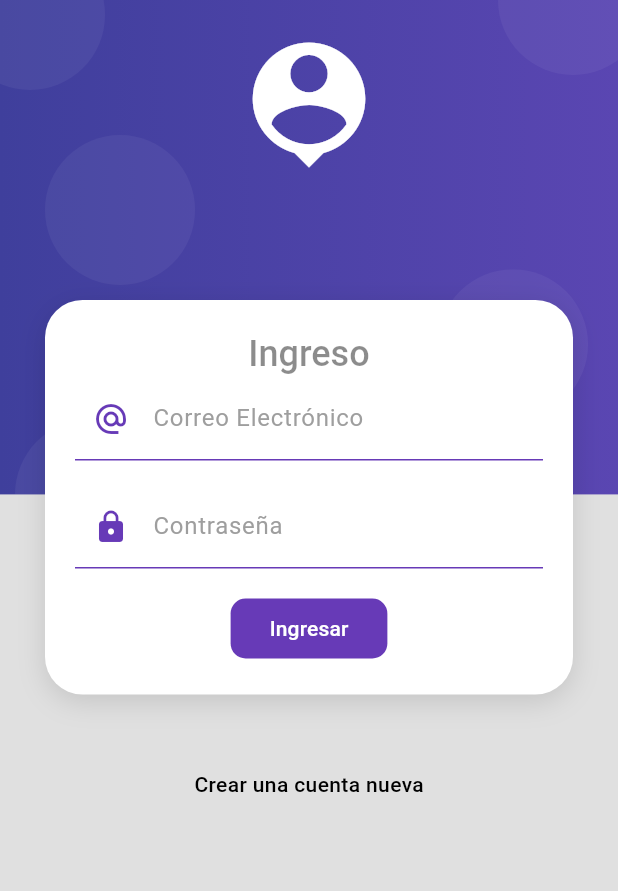
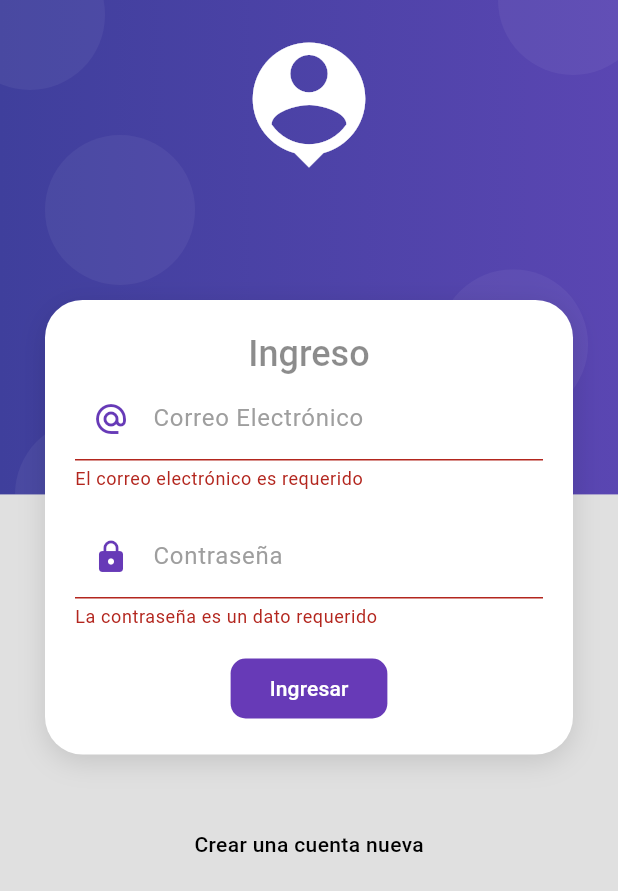
Before and after one commit to alexglzrys/flutter_products_app, a Flutter app: the screen it shows after launch, after a tap on "Ingresar", on a phone screen of 412 x 824 dp. Shown: the top 891 px of the screen. Run offline on Flutter 3.47's test engine with Material 3 defaults, Android fonts, the phone set to English and light mode, and no system bars.

```diff
--- /dev/null
+++ b/lib/providers/login_form_provider.dart
@@ -0,0 +1,17 @@
+import 'package:flutter/material.dart';
+
+// Provider para gestionar el estado del formulario de Login
+class LoginFormProvider extends ChangeNotifier {
+  // Crear una instancia específica para gestionar el estado de un Formulario
+  // Permite realizar acciones como validar el formulario, guardar su estado, resetearlo, e interactuar con los campos del formulario de forma programatica
+  GlobalKey<FormState> formKey = GlobalKey<FormState>();
+
+  // Información a gestionar por el fomrulario de Login
+  String email = '';
+  String password = '';
+
+  // Método para saber si el formulario a pasado todas las validaciones
+  bool isValidForm() {
+    return formKey.currentState!.validate();
+  }
+}
--- a/lib/screens/login_screen.dart
+++ b/lib/screens/login_screen.dart
@@ -1,6 +1,9 @@
 import 'package:flutter/material.dart';
+import 'package:products_flutter_app/providers/login_form_provider.dart';
+import 'package:products_flutter_app/screens/screens.dart';
 import 'package:products_flutter_app/ui/input_decorations.dart';
 import 'package:products_flutter_app/widgets/widgets.dart';
+import 'package:provider/provider.dart';
 
 class LoginScreen extends StatelessWidget {
   const LoginScreen({super.key});
@@ -30,7 +33,36 @@ class LoginScreen extends StatelessWidget {
                   style: Theme.of(context).textTheme.headlineMedium,
                 ),
                 // Contenido principal - Formulario
-                Form(
+                // Este widget es el único que consume el provider LoginFormProvider
+                ChangeNotifierProvider(
+                    create: (_) => LoginFormProvider(), child: _LoginForm())
+              ],
+            ),
+          ),
+          // Separación de 50 unidades en la vertical para colocar un texto adicional por debajo de la tarjeta
+          const SizedBox(height: 50),
+          const Text(
+            'Crear una cuenta nueva',
+            style: TextStyle(color: Colors.black, fontWeight: FontWeight.w500),
+          ),
+          const SizedBox(height: 50)
+        ],
+      ),
+    )));
+  }
+}
+
+// Widget encargado de mostrar el contenido del formulario de Login
+class _LoginForm extends StatelessWidget {
+  @override
+  Widget build(BuildContext context) {
+    // Hacer referencia al provider que consume este widget
+    final loginForm = Provider.of<LoginFormProvider>(context);
+    return Form(
+        // El key permite controlar el estado global del formulario
+        // Gracias al key podemos saber si la data ingresada en cada uno de los controles asociados a este formulario es válida
+        // Podemos resetear todo el formulario, o guardar la información con los últimos cambios introducidos (onSave)
+        key: loginForm.formKey,
         // La validación de los controles de este formulario se harán en tiempo real con base a la interacción del usuario
         autovalidateMode: AutovalidateMode.onUserInteraction,
         child: Column(
@@ -48,6 +80,8 @@ class LoginScreen extends StatelessWidget {
                   labelText: 'Correo Electrónico',
                   hintText: 'kakaroto@correo.com',
                   prefixIcon: Icons.alternate_email),
+              // Asociar el valor actual de este control de formulario con la propiedad email del LoginFormProvider
+              onChanged: (value) => loginForm.email = value,
               // Validación del contenido escrito en esta caja de texto
               validator: (value) {
                 if (value!.isEmpty) {
@@ -75,6 +109,8 @@ class LoginScreen extends StatelessWidget {
                   labelText: 'Contraseña',
                   hintText: '******',
                   prefixIcon: Icons.lock),
+              // Asociar el valor actual de este control de formulario con la propiedad password del LoginFormProvider
+              onChanged: (value) => loginForm.password = value,
               // Validación del contenido escrito en esta caja de texto
               validator: (value) {
                 if (value!.isEmpty) {
@@ -89,7 +125,11 @@ class LoginScreen extends StatelessWidget {
             const SizedBox(height: 16),
             MaterialButton(
               onPressed: () {
-                            // Todo: Login Submit
+                // Si falla la validación no hago nada
+                if (!loginForm.isValidForm()) return;
+
+                // Navegar a la pantalla de Home (replacement hace que sea imposible regresar atrás)
+                Navigator.pushReplacementNamed(context, HomeScreen.screenName);
               },
               color: Colors.deepPurple,
               elevation: 0,
@@ -97,27 +137,13 @@ class LoginScreen extends StatelessWidget {
                   borderRadius: BorderRadius.circular(10)),
               // Agregar un Padding al botón de envio
               child: const Padding(
-                              padding: EdgeInsets.symmetric(
-                                  vertical: 10, horizontal: 10),
+                  padding: EdgeInsets.symmetric(vertical: 10, horizontal: 10),
                   child: Text(
                     'Ingresar',
                     style: TextStyle(color: Colors.white),
                   )),
             )
           ],
-                    ))
-              ],
-            ),
-          ),
-          // Separación de 50 unidades en la vertical para colocar un texto adicional por debajo de la tarjeta
-          const SizedBox(height: 50),
-          const Text(
-            'Crear una cuenta nueva',
-            style: TextStyle(color: Colors.black, fontWeight: FontWeight.w500),
-          ),
-          const SizedBox(height: 50)
-        ],
-      ),
-    )));
+        ));
   }
 }
--- a/pubspec.yaml
+++ b/pubspec.yaml
@@ -35,6 +35,7 @@ dependencies:
   # The following adds the Cupertino Icons font to your application.
   # Use with the CupertinoIcons class for iOS style icons.
   cupertino_icons: ^1.0.2
+  provider: ^6.1.1
 
 dev_dependencies:
   flutter_test:
```
Also changed, not shown: pubspec.lock. Lines whose indentation alone changed are shown as unchanged.
